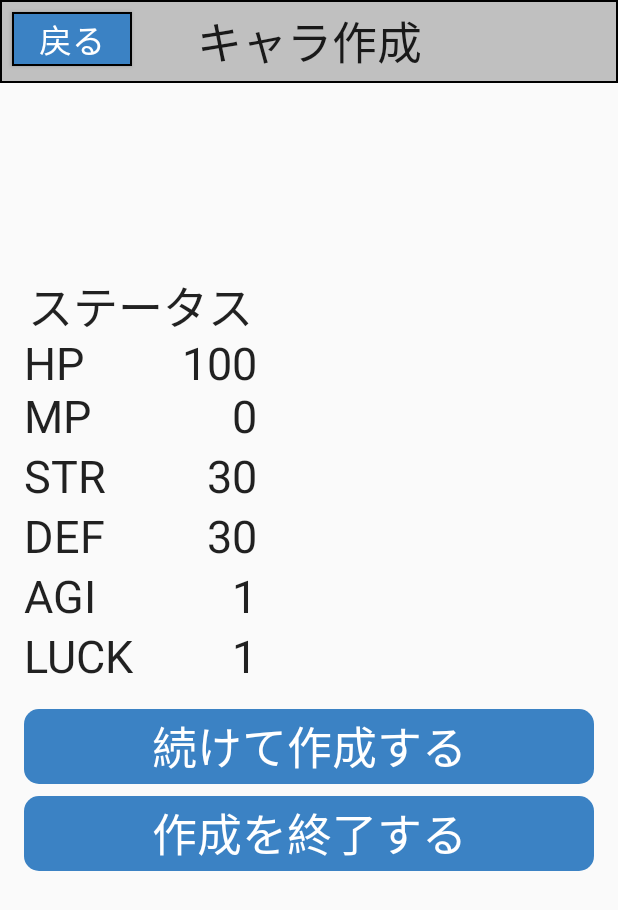
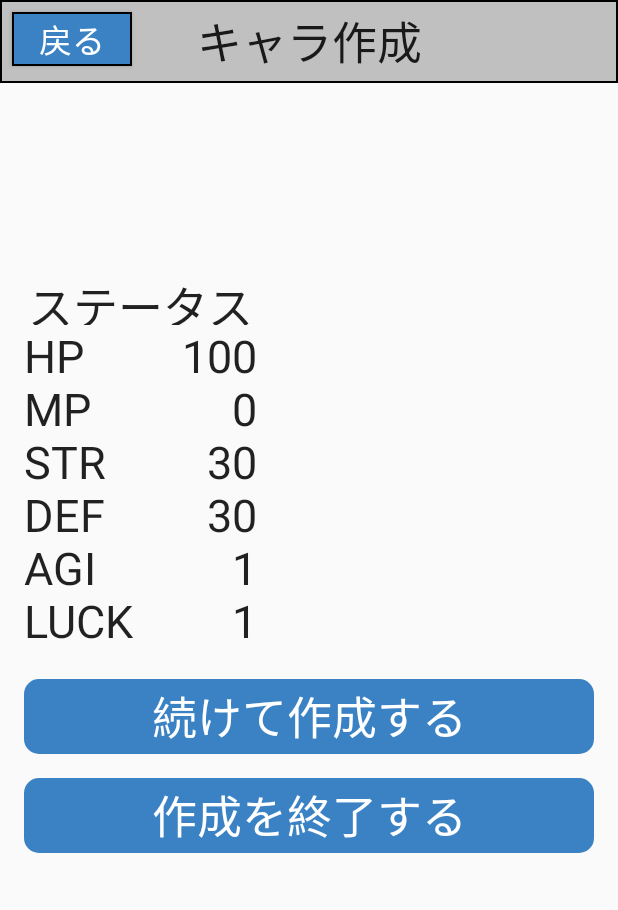
Before and after one commit to fs200714-imacocokoga-ayabe/app.name.buttler, an Android app: the CharacterCreatedActivity screen opened directly, with no data from a screen before it, on a phone screen of 412 x 824 dp. Shown: the top 910 px of the screen. Run offline under Robolectric (Android 15) with nearby library versions, the light colour scheme and no system bars; 1 statement that could not run was skipped.

Commit message:
[2021/03/16]@0.75 レイアウトとその他の修正

```diff
--- a/app/src/main/java/com/e/app_namebattler/view/party/player/Player.kt
+++ b/app/src/main/java/com/e/app_namebattler/view/party/player/Player.kt
@@ -5,14 +5,9 @@ import androidx.annotation.RequiresApi
 import com.e.app_namebattler.view.party.magic.Magic
 import java.math.BigInteger
 import java.security.MessageDigest
-import java.util.*
 import java.util.concurrent.ThreadLocalRandom
 
-open class Player{
-
-    var random = Random()
-
-    open var log = StringBuilder()
+open class Player {
 
     private var name:String = ""
 
@@ -54,6 +49,7 @@ open class Player{
     private var characterImageType:Int = 0
     private var idNumber: Int = 0
     var damage = 0
+    open var log = StringBuilder()
 
     private val herbRecoveryValue = 30
 
@@ -112,10 +108,6 @@ open class Player{
      */
     open fun getAGI(): Int {
         return agi
-    }
-
-    fun getIdNumber(): Int {
-        return idNumber
     }
 
     open fun getMaxHp(): Int{
--- a/app/src/main/res/layout/activity_character_created.xml
+++ b/app/src/main/res/layout/activity_character_created.xml
@@ -68,7 +68,7 @@
         android:layout_width="0dp"
         android:layout_height="50dp"
         android:layout_marginStart="16dp"
-        android:layout_marginTop="16dp"
+        android:layout_marginTop="24dp"
         android:layout_marginEnd="16dp"
         android:layout_marginBottom="8dp"
         android:background="@drawable/circle_angle_quadrangle_01"
@@ -87,7 +87,7 @@
         android:layout_width="0dp"
         android:layout_height="50dp"
         android:layout_marginStart="16dp"
-        android:layout_marginTop="8dp"
+        android:layout_marginTop="16dp"
         android:layout_marginEnd="16dp"
         android:background="@drawable/circle_angle_quadrangle_01"
         android:gravity="center"
@@ -113,7 +113,7 @@
     <TextView
         android:id="@+id/character_created_mp_print_text_id"
         android:layout_width="80dp"
-        android:layout_height="40dp"
+        android:layout_height="35dp"
         android:layout_marginStart="16dp"
         android:text="@string/character_created_mp_print_text"
         android:textAppearance="@style/TextAppearance.AppCompat.Large"
@@ -124,7 +124,7 @@
     <TextView
         android:id="@+id/character_created_str_print_text_id"
         android:layout_width="80dp"
-        android:layout_height="40dp"
+        android:layout_height="35dp"
         android:layout_marginStart="16dp"
         android:text="@string/character_created_str_print_text"
         android:textAppearance="@style/TextAppearance.AppCompat.Large"
@@ -135,7 +135,7 @@
     <TextView
         android:id="@+id/character_created_def_print_text_id"
         android:layout_width="80dp"
-        android:layout_height="40dp"
+        android:layout_height="35dp"
         android:layout_marginStart="16dp"
         android:text="@string/character_created_def_print_text"
         android:textAppearance="@style/TextAppearance.AppCompat.Large"
@@ -146,7 +146,7 @@
     <TextView
         android:id="@+id/character_created_agi_print_text_id"
         android:layout_width="80dp"
-        android:layout_height="40dp"
+        android:layout_height="35dp"
         android:layout_marginStart="16dp"
         android:text="@string/character_created_agi_print_text"
         android:textAppearance="@style/TextAppearance.AppCompat.Large"
@@ -157,7 +157,7 @@
     <TextView
         android:id="@+id/character_created_luck_print_text_id"
         android:layout_width="80dp"
-        android:layout_height="40dp"
+        android:layout_height="35dp"
         android:layout_marginStart="16dp"
         android:text="@string/character_created_luck_print_text"
         android:textAppearance="@style/TextAppearance.AppCompat.Large"
@@ -179,7 +179,7 @@
     <TextView
         android:id="@+id/character_created_character_str_text_id"
         android:layout_width="75dp"
-        android:layout_height="40dp"
+        android:layout_height="35dp"
         android:gravity="right"
         android:text=""
         android:textAppearance="@style/TextAppearance.AppCompat.Large"
@@ -190,7 +190,7 @@
     <TextView
         android:id="@+id/character_created_character_mp_text_id"
         android:layout_width="75dp"
-        android:layout_height="40dp"
+        android:layout_height="35dp"
         android:gravity="right"
         android:text=""
         android:textAppearance="@style/TextAppearance.AppCompat.Large"
@@ -201,7 +201,7 @@
     <TextView
         android:id="@+id/character_created_character_def_text_id"
         android:layout_width="75dp"
-        android:layout_height="40dp"
+        android:layout_height="35dp"
         android:gravity="right"
         android:text=""
         android:textAppearance="@style/TextAppearance.AppCompat.Large"
@@ -212,7 +212,7 @@
     <TextView
         android:id="@+id/character_created_character_agi_text_id"
         android:layout_width="75dp"
-        android:layout_height="40dp"
+        android:layout_height="35dp"
         android:gravity="right"
         android:text=""
         android:textAppearance="@style/TextAppearance.AppCompat.Large"
@@ -223,7 +223,7 @@
     <TextView
         android:id="@+id/character_created_character_luck_text_id"
         android:layout_width="75dp"
-        android:layout_height="40dp"
+        android:layout_height="35dp"
         android:gravity="right"
         android:text=""
         android:textAppearance="@style/TextAppearance.AppCompat.Large"
@@ -234,7 +234,7 @@
     <TextView
         android:id="@+id/character_created_character_status_print_text_id"
         android:layout_width="155dp"
-        android:layout_height="40dp"
+        android:layout_height="35dp"
         android:layout_marginStart="16dp"
         android:layout_marginTop="30dp"
         android:gravity="center"
--- a/app/src/main/res/layout/activity_character_creation.xml
+++ b/app/src/main/res/layout/activity_character_creation.xml
@@ -53,6 +53,7 @@
 
     <EditText
         android:id="@+id/character_creation_name_input_field_editText_id"
+        android:hint="@string/character_creation_name_input_hint"
         android:layout_width="0dp"
         android:layout_height="50dp"
         android:layout_marginStart="16dp"
@@ -62,6 +63,8 @@
         android:ems="10"
         android:inputType="textPersonName"
         android:textSize="30sp"
+        android:maxLength="10"
+        android:maxLines="1"
         app:layout_constraintBottom_toTopOf="@+id/character_creation_occupation_selection_print_text_id"
         app:layout_constraintEnd_toEndOf="parent"
         app:layout_constraintStart_toStartOf="parent"
--- a/app/src/main/res/layout/activity_party_orgnization.xml
+++ b/app/src/main/res/layout/activity_party_orgnization.xml
@@ -16,6 +16,7 @@
         android:background="@drawable/frame_line_03"
         android:gravity="center"
         android:text="@string/party_organization_party_organization_print_text"
+        android:textSize="30sp"
         android:textAppearance="@style/TextAppearance.AppCompat.Large"
         app:layout_constraintEnd_toEndOf="parent"
         app:layout_constraintHorizontal_bias="0.5"
--- a/app/src/main/res/values/strings.xml
+++ b/app/src/main/res/values/strings.xml
@@ -77,5 +77,6 @@
     <string name="character_detail_def_print_text">DEF</string>
     <string name="character_detail_agi_print_text">AGI</string>
     <string name="character_detail_luck_print_text">LUCK</string>
+    <string name="character_creation_name_input_hint">名前は最大10文字です</string>
 
 </resources>
```
Also changed, not shown: app/src/main/java/com/e/app_namebattler/view/view/activity/BattleMainActivity.kt (+6 -6 lines), app/src/main/java/com/e/app_namebattler/view/view/activity/CharacterCreationActivity.kt (+9 -3 lines), app/src/main/res/layout/activity_character_detail.xml (+7 -4 lines).
